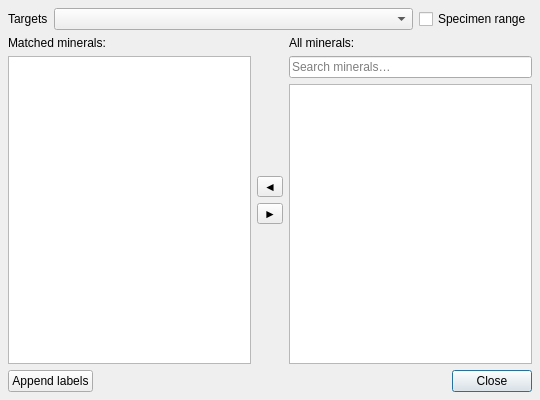
Old version of the form src/mudlab/ui/match_minerals.ui in the repository Parthasarathi-Ghosh/MudLab2.
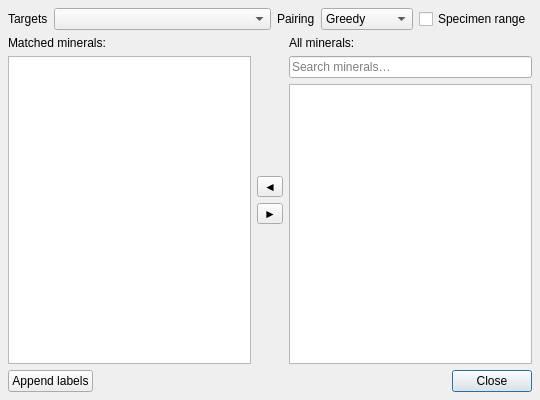
New version of the form.

Commit message: Match Minerals: choose Greedy or One-to-one pairing

The edit to the form file:
```diff
--- a/src/mudlab/ui/match_minerals.ui
+++ b/src/mudlab/ui/match_minerals.ui
@@ -57,6 +57,36 @@
        </property>
       </widget>
      </item>
+     <item>
+      <widget class="QLabel" name="lbl_pairing">
+       <property name="text">
+        <string>Pairing</string>
+       </property>
+       <property name="buddy">
+        <cstring>cmb_pairing</cstring>
+       </property>
+      </widget>
+     </item>
+     <item>
+      <widget class="QComboBox" name="cmb_pairing">
+       <property name="toolTip">
+        <string>How each mineral's reference lines are paired with the target peaks. The scores update at once.</string>
+       </property>
+       <property name="sizeAdjustPolicy">
+        <enum>QComboBox::AdjustToContents</enum>
+       </property>
+       <item>
+        <property name="text">
+         <string>Greedy</string>
+        </property>
+       </item>
+       <item>
+        <property name="text">
+         <string>One-to-one</string>
+        </property>
+       </item>
+      </widget>
+     </item>
      <item>
       <widget class="QCheckBox" name="chk_use_specimen_range">
        <property name="text">
```
The commit also changes 11 other files.
